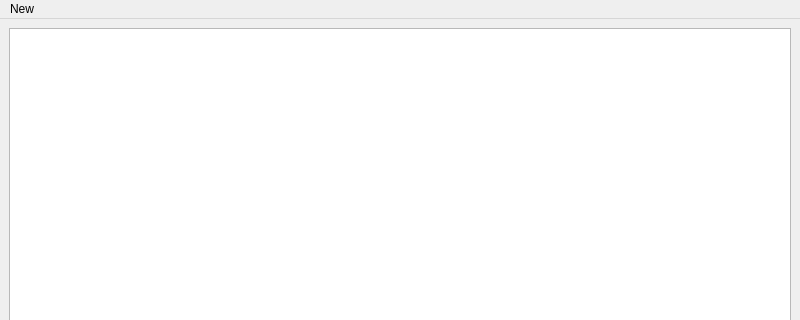
Before: the Qt Designer form notepad.ui in AgajanNazarow/AN-Qt-Widgets-App, drawn with Qt 5; both pictures show x 0 to 800 and y 0 to 320 of the 800 by 600 pixel window.
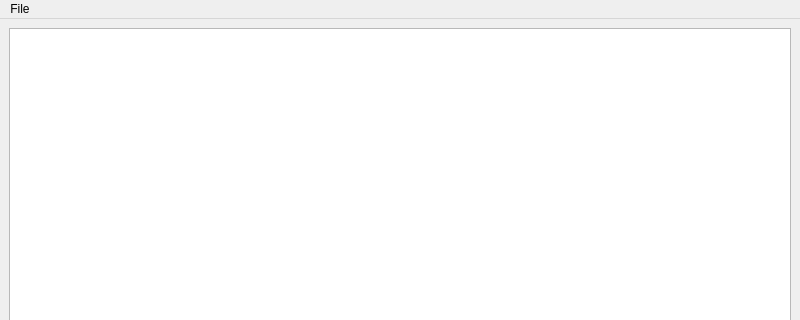
After: the same form once the commit is applied.

Commit message: new document creation completed.

```diff
--- a/notepad.ui
+++ b/notepad.ui
@@ -31,7 +31,7 @@
    </property>
    <widget class="QMenu" name="menuNew">
     <property name="title">
-     <string>New</string>
+     <string>File</string>
     </property>
     <addaction name="actionOpen"/>
     <addaction name="actionSave"/>
```
Left out of the diff: 6 changed lines with no effect on the pictures. The commit also changes 2 other files.
